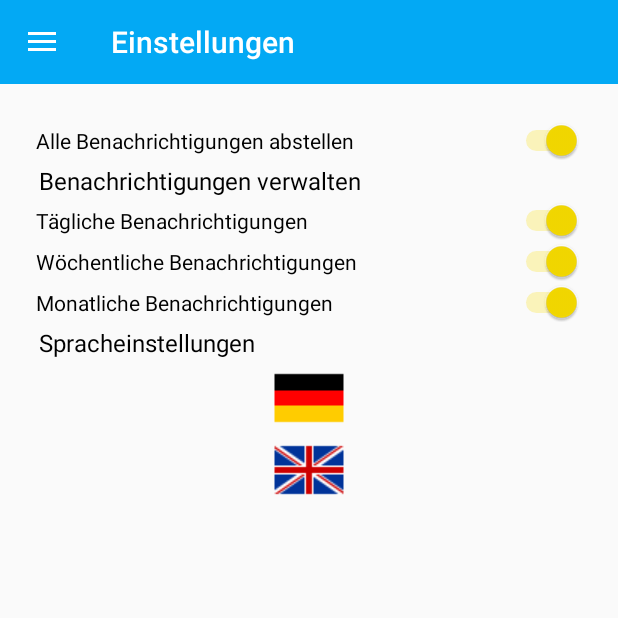
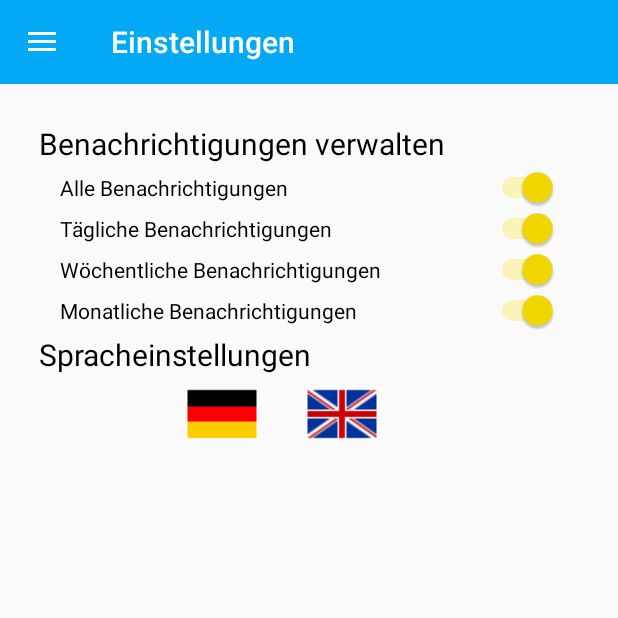
Before and after one commit to JuliaAbramenko/track_your_stress, an Android app: the fragment SettingsFragment placed in its activity, in the side drawer, after a tap on "Einstellungen", on a phone screen of 412 x 824 dp, the top half of it. Run offline under Robolectric (Android 15) with nearby library versions, the phone set to English and light mode, and no system bars; our stand-ins replace Volley; network calls fail; Roboto replaces fonts that are not available here; 2 statements that could not run were skipped.

Commit message:
added english html views, better layout for flags in start and settings

```diff
--- a/app/src/main/java/com/example/trackyourstress_ba/fragments/SettingsFragment.kt
+++ b/app/src/main/java/com/example/trackyourstress_ba/fragments/SettingsFragment.kt
@@ -8,10 +8,8 @@ import android.view.*
 import android.widget.ImageView
 import android.widget.Switch
 import android.widget.TextView
-import android.widget.Toast
 import androidx.fragment.app.Fragment
 import com.example.trackyourstress_ba.R
-import com.example.trackyourstress_ba.ui.home.HomeActivity
 import kotlinx.android.synthetic.main.activity_home.*
 import java.util.*
 
@@ -138,10 +136,10 @@ class SettingsFragment : Fragment() {
     }
 
     private fun updateText() {
-        switchAllNotifications.text = getString(R.string.turn_on_all_notifcations)
+        switchAllNotifications.text = getString(R.string.turn_on_all_notifications)
         switchDaily.text = getString(R.string.turn_on_daily_notifications)
         switchWeekly.text = getString(R.string.turn_on_weekly_notifications)
-        switchMonthly.text = getString(R.string.turn_on_monthly_notifcations)
+        switchMonthly.text = getString(R.string.turn_on_monthly_notifications)
         val notificationTextView = view!!.findViewById<TextView>(R.id.manage_notifications_textview)
         notificationTextView.text = getString(R.string.manage_notifications)
         val languageTextView = view!!.findViewById<TextView>(R.id.manage_language)
--- a/app/src/main/res/layout/fragment_settings.xml
+++ b/app/src/main/res/layout/fragment_settings.xml
@@ -8,24 +8,26 @@
     android:orientation="vertical"
     android:padding="@dimen/nicePadding">
 
+    <TextView
+        android:id="@+id/manage_notifications_textview"
+        android:layout_width="match_parent"
+        android:layout_height="wrap_content"
+        android:checked="true"
+        android:text="@string/manage_notifications"
+        android:textOff="@string/off"
+        android:textOn="@string/on"
+        android:textSize="20sp" />
+
     <Switch
         android:id="@+id/switch_all_notifications"
         android:layout_width="match_parent"
         android:layout_height="wrap_content"
-        android:text="@string/turn_on_all_notifcations"
-        android:checked="true"
-        android:textOff="@string/off"
-        android:textOn="@string/on" />
-
-    <TextView
-        android:id="@+id/manage_notifications_textview"
-        android:layout_width="match_parent"
-        android:layout_height="wrap_content"
-        android:text="@string/manage_notifications"
+        android:text="@string/turn_on_all_notifications"
         android:checked="true"
         android:textOff="@string/off"
         android:textOn="@string/on"
-        />
+        android:paddingLeft="@dimen/medium_sp"
+        android:paddingRight="@dimen/medium_sp" />
 
     <Switch
         android:id="@+id/switch_daily_notfications"
@@ -34,7 +36,9 @@
         android:text="@string/turn_on_daily_notifications"
         android:checked="true"
         android:textOff="@string/off"
-        android:textOn="@string/on" />
+        android:textOn="@string/on"
+        android:paddingLeft="@dimen/medium_sp"
+        android:paddingRight="@dimen/medium_sp" />
 
     <Switch
         android:id="@+id/switch_weekly_notifications"
@@ -43,16 +47,20 @@
         android:text="@string/turn_on_weekly_notifications"
         android:checked="true"
         android:textOff="@string/off"
-        android:textOn="@string/on" />
+        android:textOn="@string/on"
+        android:paddingLeft="@dimen/medium_sp"
+        android:paddingRight="@dimen/medium_sp" />
 
     <Switch
         android:id="@+id/switch_monthly_notifications"
         android:layout_width="match_parent"
         android:layout_height="wrap_content"
-        android:text="@string/turn_on_monthly_notifcations"
+        android:text="@string/turn_on_monthly_notifications"
         android:checked="true"
         android:textOff="@string/off"
-        android:textOn="@string/on" />
+        android:textOn="@string/on"
+        android:paddingLeft="@dimen/medium_sp"
+        android:paddingRight="@dimen/medium_sp" />
 
     <TextView
         android:id="@+id/manage_language"
@@ -61,24 +69,32 @@
         android:checked="true"
         android:text="@string/language_settings"
         android:textOff="@string/off"
-        android:textOn="@string/on" />
+        android:textOn="@string/on"
+        android:textSize="20sp"
+        android:paddingBottom="@dimen/medium_sp" />
 
     <LinearLayout
         android:layout_width="match_parent"
         android:layout_height="match_parent"
-        android:orientation="vertical">
+        android:orientation="horizontal"
+        android:gravity="left">
 
         <ImageView
             android:id="@+id/germanFlag"
-            android:layout_width="match_parent"
+            android:layout_width="wrap_content"
             android:layout_height="wrap_content"
-            app:srcCompat="@drawable/flag_germany" />
+            app:srcCompat="@drawable/flag_germany"
+            android:paddingLeft="100sp"
+            android:paddingRight="@dimen/medium_sp" />
 
         <ImageView
             android:id="@+id/englishFlag"
-            android:layout_width="match_parent"
+            android:layout_width="wrap_content"
             android:layout_height="wrap_content"
-            app:srcCompat="@drawable/flag_britain" />
+            app:srcCompat="@drawable/flag_britain"
+            android:paddingLeft="@dimen/medium_sp"
+            android:paddingRight="@dimen/medium_sp" />
+
     </LinearLayout>
 
 </LinearLayout>
--- a/app/src/main/res/menu/drawer_menu.xml
+++ b/app/src/main/res/menu/drawer_menu.xml
@@ -33,7 +33,7 @@
             <item
                 android:id="@+id/nav_impressum"
                 android:icon="@drawable/ic_impressum_24dp"
-                android:title="@string/impressum" />
+                android:title="@string/imprint" />
             <item
                 android:id="@+id/nav_about_us"
                 android:icon="@drawable/ic_about_us_24dp"
--- a/app/src/main/res/values/dimens.xml
+++ b/app/src/main/res/values/dimens.xml
@@ -2,4 +2,5 @@
     <dimen name="activity_horizontal_margin">16dp</dimen>
     <dimen name="activity_vertical_margin">16dp</dimen>
     <dimen name="nicePadding">24dp</dimen>
+    <dimen name="medium_sp">16sp</dimen>
 </resources>
--- a/app/src/main/res/values/strings.xml
+++ b/app/src/main/res/values/strings.xml
@@ -1,3 +1,4 @@
+<?xml version="1.0" encoding="utf-8"?>
 <resources>
     <string name="app_name">TrackYourStress</string>
     <string name="welcome_text">Herzlich willkommen bei TrackYourStress!</string>
@@ -23,11 +24,11 @@
     <string name="submit">Abschicken</string>
     <string name="change_password">Password ändern</string>
     <string name="delete_profile">Profil löschen</string>
-    <string name="turn_on_all_notifcations">Alle Benachrichtigungen abstellen</string>
+    <string name="turn_on_all_notifications">Alle Benachrichtigungen</string>
     <string name="turn_on_daily_notifications">Tägliche Benachrichtigungen</string>
     <string name="turn_on_weekly_notifications">Wöchentliche Benachrichtigungen</string>
     <string name="manage_notifications">Benachrichtigungen verwalten</string>
-    <string name="turn_on_monthly_notifcations">Monatliche Benachrichtigungen</string>
+    <string name="turn_on_monthly_notifications">Monatliche Benachrichtigungen</string>
     <string name="off">AUS</string>
     <string name="on">AN</string>
     <string name="daily_notifications_on">Tägliche Benachrichtigungen AN</string>
@@ -52,9 +53,9 @@
     <string name="logout">Logout</string>
     <string name="about_us">Über uns</string>
     <string name="options">Optionen</string>
+    <string name="home" translatable="false">Home</string>
     <string name="home_text">Mit TrackYourStress können Sie Ihre individuellen Schwankungen des Stress-Levels mittels einer Smartphone App erfassen. Mit Hilfe ihres Smartphones können Sie die Schwankungen Ihres Stress-Levels systematisch erfassen und herausfinden womit diese zusammenhängen.</string>
     <string name="confirmSaveData">Ich bin einverstanden, dass die App TrackYourStress Daten auf meinem Gerät speichert</string>
-    <string name="impressum">Impressum</string>
     <string name="impressum_text"><![CDATA[
     <h2>Impressum</h2>
     <h3>Herausgeber</h3>
@@ -92,14 +93,22 @@ phone: +49 941 941 2096 <br>
 e-mail: winfried.schlee@tinnitusresearch.org<br>
 <h2>Konzeption und technische Umsetzung </h2>
 
+Pascal Damasch <be>
+Institut für Datenbanken und Informationssysteme der Universität Ulm<br>
+email: Pascal.Damasch@uni-ulm.de <br>
+
+Jochen Herrmann <br>
+Institut für Datenbanken und Informationssysteme der Universität Ulm<br>
+email: Jochen.Herrmann@uni-ulm.de <br>
+
 Julia Abramenko <br>
-Insitut für Datenbanken und Informationssystem der Universität Ulm<br>
-email: julia.abramenko@uni-ulm.de<br>
-<br>
+Institut für Datenbanken und Informationssysteme der Universität Ulm<br>
+email: Julia.Abramenko@uni-ulm.de<br>
 
 Rüdiger Pryss<br>
 Institut für Datenbanken und Informationssysteme der Universität Ulm<br>
 email: Rüdiger.Pryss@uni-ulm.de<br>
+
 <h2>Haftungsausschluss</h2>
 
 <p>Mit Trackyourstress.com wird ein Service zur Messung der individuellen Tinnitusbelastung angeboten. Sie haben die Möglichkeiten Ihre Daten einzusehen und mit ihrem behandelnden Arzt oder Therapeuten zu besprechen. Eine Garantie für die Richtigkeit und juristische Verwertbarkeit der Daten kann weder von Seiten der Tinnitus Research Initiative noch von Mitarbeitern des Trackyourtinnitus Projektes gegeben werden. </p>
@@ -126,9 +135,8 @@ email: Rüdiger.Pryss@uni-ulm.de<br>
 <p>Die wissenschaftlichen Erkenntnisse aus diesem Forschungsprojekt können in wissenschaftlichen Fachzeitschriften veröffentlich werden. Dabei wird es jedoch nicht möglich sein, Ihre persönlichen Informationen zu identifizieren. </p>
 ]]>
     </string>
-
-
-    <string name="about_text"> <![CDATA[<h2>Über uns</h2>
+    <string name="about_text"> <![CDATA[
+    <h2>Über uns</h2>
 
 <p>Unter Stress versteht man die Antwort des Organismus auf eine Anforderung. Unterschiedliche Menschen können auf ein und dieselbe Anforderung unterschiedliche Stressreaktionen zeigen. Aber auch eine Person kann auf ein und dieselbe Anforderung in unterschiedlichen Situationen / Kontexten eine unterschiedliche Stressreaktion zeigen. Welche Stressreaktion auf eine Anforderung folgt, hängt z. B. von den Bewältigungsmechanismen einer Person ab. Diese Bewältigungsmechanismen werden auch als Coping bezeichnet. </p>
 
@@ -143,7 +151,7 @@ email: Rüdiger.Pryss@uni-ulm.de<br>
 <p>TrackYourStress ist ein Kooperationsprojekt zwischen folgenden Personen und Universitäten: <br>
 Prof. Dr. Thomas Probst (Department für Psychotherapie und Biopsychosoziale Gesundheit, Donau-Universität Krems, Österreich)<br>
 Prof. Dr. Dennis John (Evangelische Hochschule Nürnberg)<br>
-B.Sc. Pascal Damasch (Institut für Datenbanken und Informationssysteme, Universität Ulm, Deutschland)<br>
+M.Sc. Pascal Damasch (Institut für Datenbanken und Informationssysteme, Universität Ulm, Deutschland)<br>
 B.Sc. Michael Schrempp (Institut für Datenbanken und Informationssysteme, Universität Ulm, Deutschland)<br>
 M.Sc. Johannes Schobel (Institut für Datenbanken und Informationssysteme, Universität Ulm, Deutschland)<br>
 PD Dr. Winfried Schlee (Klinik für Psychiatrie und Psychotherapie, Universitätsklinikum Regensburg, Deutschland)<br>
@@ -171,17 +179,16 @@ Dr. Rüdiger Pryss (Institut für Datenbanken und Informationssysteme, Universit
     <string name="navigation_drawer_open">Navigation öffnen</string>
     <string name="not_applicable">Nicht zutreffend</string>
     <string name="prefer_not_to_say">Keine Angabe</string>
+    <string name="Registration">Registrierung</string>
+    <string name="password_not_match">Die Passwörter stimmen nicht überein</string>
+    <string name="password_too_short">Das Passwort ist zu kurz</string>
+    <string name="email_invalid">Die Email ist nicht gültig. Prüfen Sie Ihre Eingabe</string>
+    <string name="confirm_requirement">Bitte bestätigen Sie die Bedingung</string>
+    <string name="link_sent_check_email">Link wurde erneut gesendet. Prüfen Sie Ihre Emails</string>
     <string name="link_send_not_possible">Link konnte nicht gesendet werden. Nutzer nicht gefunden oder bereits verifiziert</string>
-    <string name="link_sent_check_email">Link wurde erneut gesendet. Prüfen Sie Ihre Emails</string>
     <string name="imprint">Impressum</string>
-    <string name="home" translatable="false">Home</string>
     <string name="go_on">Weiter</string>
-    <string name="Registration">Registrierung</string>
     <string name="activities_not_loaded">Aktivitäten konnten nicht geladen werden</string>
-    <string name="confirm_requirement">Bitte bestätigen Sie die Bedingung</string>
-    <string name="email_invalid">Die Email ist nicht gültig. Prüfen Sie Ihre Eingabe</string>
-    <string name="password_too_short">Das Passwort ist zu kurz</string>
-    <string name="password_not_match">Die Passwörter stimmen nicht überein</string>
     <string name="german_flag_description">Deutsche Flagge zur Sprachauswahl</string>
     <string name="english_flag_description">Englische Flagge zur Sprachauswahl</string>
     <string name="error_logout">Fehler bei Logout</string>
@@ -198,5 +205,4 @@ Dr. Rüdiger Pryss (Institut für Datenbanken und Informationssysteme, Universit
     <string name="time_daily_questionnaire">Es ist Zeit für einen täglichen Fragebogen!</string>
     <string name="time_weekly_questionnaire">Es ist Zeit für einen wöchentlichen Fragebogen!</string>
     <string name="time_monthly_questionnaire">Es ist Zeit für einen monatlichen Fragebogen!</string>
-
 </resources>
```
Also changed, not shown: app/src/main/res/layout/activity_start.xml (+22 -13 lines), 2 other files.
